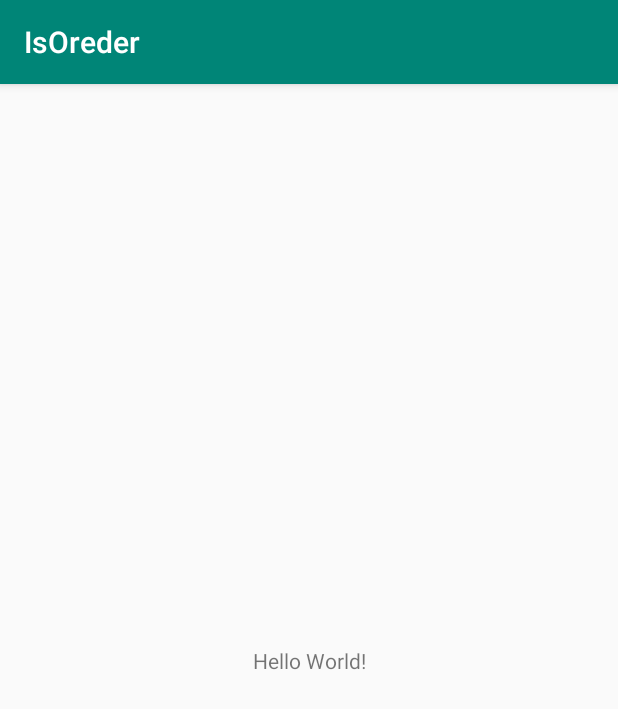
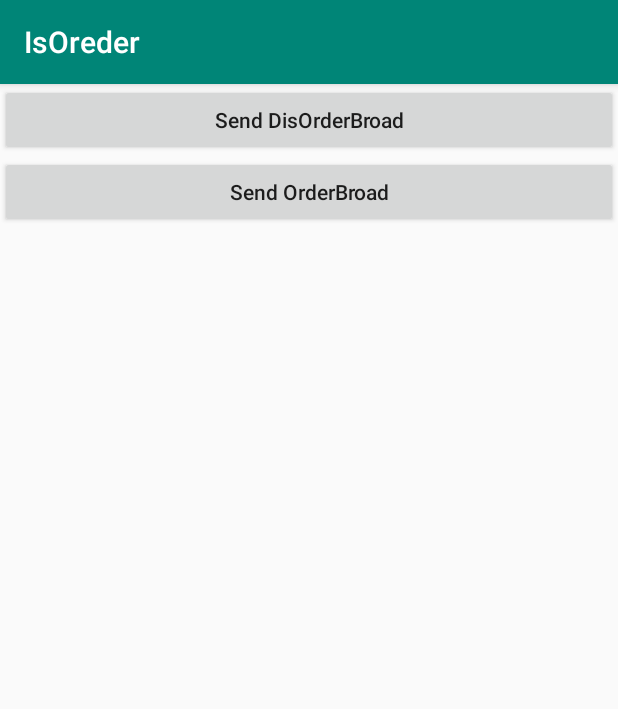
Before and after one commit to Spider-007/Android_example_View02, an Android app: the screen it shows after launch (MainActivity), on a phone screen of 412 x 824 dp. Shown: the top 709 px of the screen. Run offline under Robolectric (Android 15) with nearby library versions, the phone set to English and light mode, and no system bars.

```diff
--- a/app/src/main/java/com/example/android_example_view02/DisOrderBroadCast.java
+++ b/app/src/main/java/com/example/android_example_view02/DisOrderBroadCast.java
@@ -3,14 +3,17 @@ package com.example.android_example_view02;
 import android.content.BroadcastReceiver;
 import android.content.Context;
 import android.content.Intent;
+import android.util.Log;
 import android.widget.Toast;
 
-public class OrderBroadCast extends BroadcastReceiver {
+public class DisOrderBroadCast extends BroadcastReceiver {
 
     @Override
     public void onReceive(Context context, Intent intent) {
         // TODO: This method is called when the BroadcastReceiver is receiving
         // an Intent broadcast.
+        Log.e("SpiderLine", "onReceive: 接收到无序广播");
         Toast.makeText(context, "Receiver Disorder BroadCast", Toast.LENGTH_LONG).show();
+        abortBroadcast();
     }
 }
--- a/isoreder/src/main/java/com/example/isoreder/MainActivity.java
+++ b/isoreder/src/main/java/com/example/isoreder/MainActivity.java
@@ -2,13 +2,42 @@ package com.example.isoreder;
 
 import androidx.appcompat.app.AppCompatActivity;
 
+import android.content.Intent;
 import android.os.Bundle;
+import android.view.View;
+import android.widget.Button;
 
-public class MainActivity extends AppCompatActivity {
+public class MainActivity extends AppCompatActivity implements View.OnClickListener {
+
+    private Button mOrderButton, mDisButton;
 
     @Override
     protected void onCreate(Bundle savedInstanceState) {
         super.onCreate(savedInstanceState);
         setContentView(R.layout.activity_main);
+        initView();
+    }
+
+    private void initView() {
+        mOrderButton = findViewById(R.id.btn_SendOrder);
+        mDisButton = findViewById(R.id.btn_SendDisOrder);
+        mOrderButton.setOnClickListener(this);
+        mDisButton.setOnClickListener(this);
+    }
+
+    @Override
+    public void onClick(View v) {
+        switch (v.getId()) {
+            case R.id.btn_SendDisOrder:
+                sendBroadcast(new Intent("com.example.isoreder.MyDisOrderReceiver"));
+                break;
+            case R.id.btn_SendOrder:
+                Intent intent = new Intent("com.example.android_example_view02.DisOrderBroadCast");
+                sendOrderedBroadcast(intent, null); //发送有序广播 第二个参数对权限进行处理
+                break;
+            default:
+                break;
+
+        }
     }
 }
--- a/isoreder/src/main/java/com/example/isoreder/MyDisOrderReceiver.java
+++ b/isoreder/src/main/java/com/example/isoreder/MyDisOrderReceiver.java
@@ -3,6 +3,8 @@ package com.example.isoreder;
 import android.content.BroadcastReceiver;
 import android.content.Context;
 import android.content.Intent;
+import android.util.Log;
+import android.widget.Toast;
 
 public class MyDisOrderReceiver extends BroadcastReceiver {
 
@@ -10,6 +12,7 @@ public class MyDisOrderReceiver extends BroadcastReceiver {
     public void onReceive(Context context, Intent intent) {
         // TODO: This method is called when the BroadcastReceiver is receiving
         // an Intent broadcast.
-        throw new UnsupportedOperationException("Not yet implemented");
+//        context.startActivity(new Intent(context,MainActivity.class));
+        Toast.makeText(context, "receiver DisOrder Success", Toast.LENGTH_SHORT).show();
     }
 }
--- a/isoreder/src/main/res/layout/activity_main.xml
+++ b/isoreder/src/main/res/layout/activity_main.xml
@@ -1,18 +1,34 @@
 <?xml version="1.0" encoding="utf-8"?>
-<androidx.constraintlayout.widget.ConstraintLayout xmlns:android="http://schemas.android.com/apk/res/android"
+<LinearLayout xmlns:android="http://schemas.android.com/apk/res/android"
     xmlns:app="http://schemas.android.com/apk/res-auto"
     xmlns:tools="http://schemas.android.com/tools"
     android:layout_width="match_parent"
     android:layout_height="match_parent"
+    android:orientation="vertical"
     tools:context=".MainActivity">
 
-    <TextView
-        android:layout_width="wrap_content"
+    <Button
+        android:id="@+id/btn_SendDisOrder"
+        android:layout_width="match_parent"
         android:layout_height="wrap_content"
-        android:text="Hello World!"
+        android:layout_gravity="center"
+        android:text="Send DisOrderBroad"
+        android:textAllCaps="false"
         app:layout_constraintBottom_toBottomOf="parent"
         app:layout_constraintLeft_toLeftOf="parent"
         app:layout_constraintRight_toRightOf="parent"
         app:layout_constraintTop_toTopOf="parent" />
 
-</androidx.constraintlayout.widget.ConstraintLayout>
+    <Button
+        android:id="@+id/btn_SendOrder"
+        android:layout_width="match_parent"
+        android:layout_height="wrap_content"
+        android:layout_gravity="center"
+        android:text="Send OrderBroad"
+        android:textAllCaps="false"
+        app:layout_constraintBottom_toBottomOf="parent"
+        app:layout_constraintLeft_toLeftOf="parent"
+        app:layout_constraintRight_toRightOf="parent"
+        app:layout_constraintTop_toTopOf="parent" />
+
+</LinearLayout>
--- a/settings.gradle
+++ b/settings.gradle
@@ -1,2 +1,2 @@
-include ':app'
+include ':app', ':isoreder', ':broadcastforcedoffline'
 rootProject.name='Android_example_View02'
```
Also changed, not shown: app/src/main/AndroidManifest.xml (+10 -0 lines), app/src/main/java/com/example/android_example_view02/MainActivity.java (+42 -0 lines), app/src/main/res/layout/activity_main.xml (+21 -8 lines), isoreder/src/main/AndroidManifest.xml (+14 -1 lines), 1 other file.
